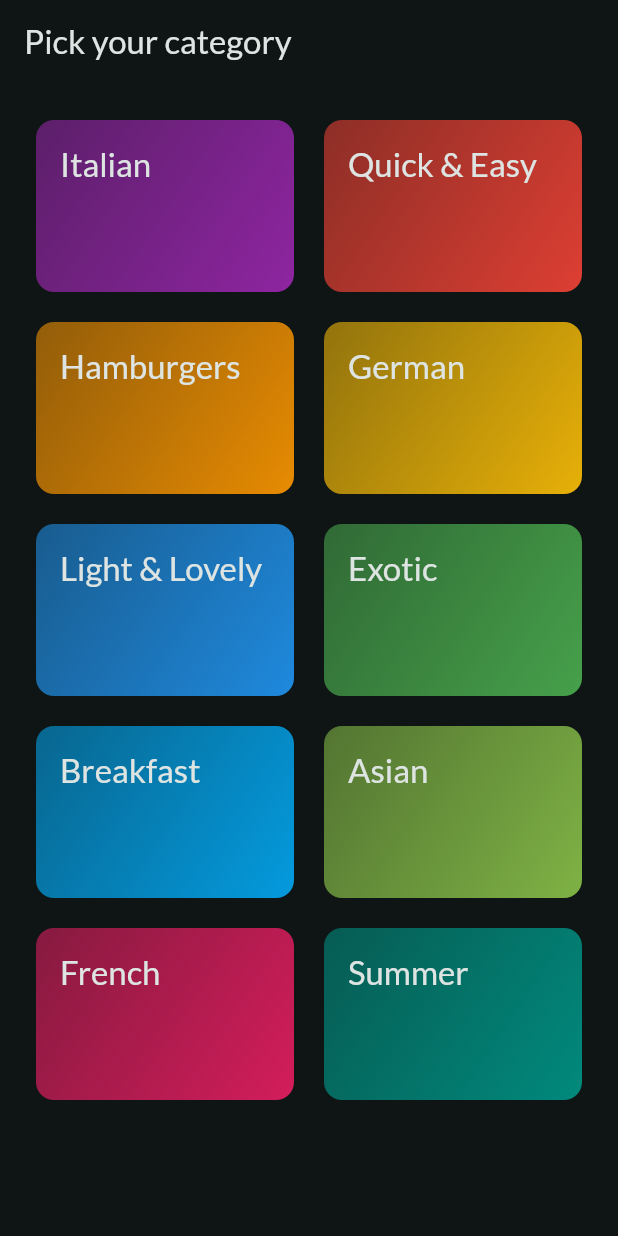
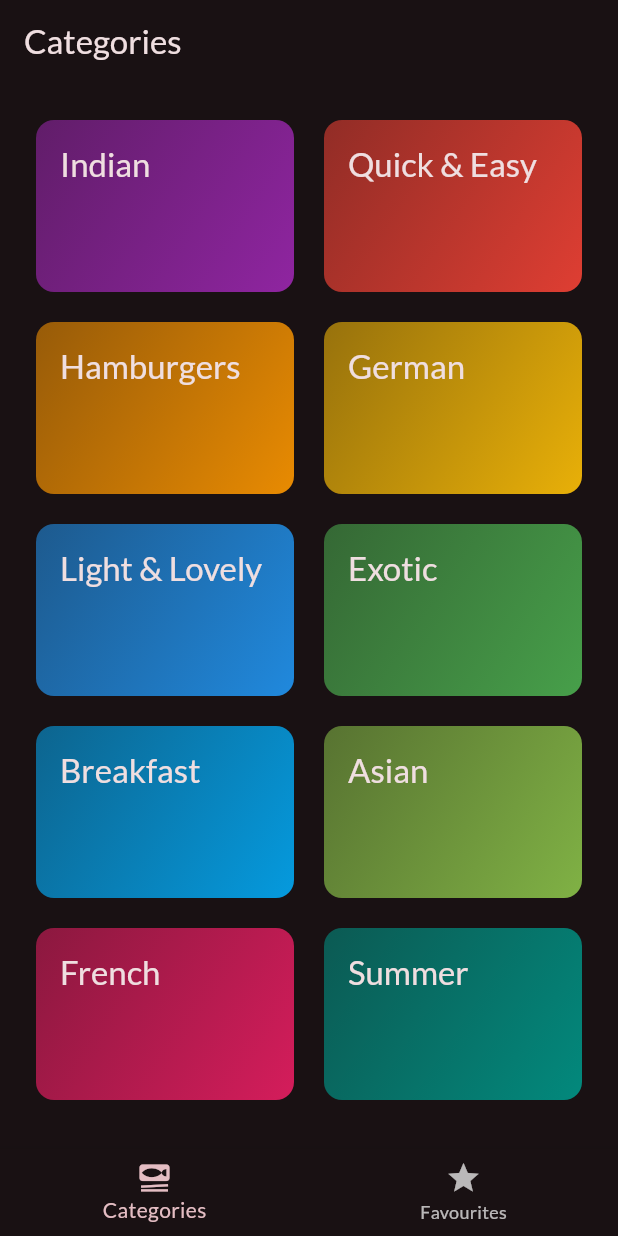
Before and after one commit to PrinceKae/food, a Flutter app: the screen it shows after launch, on a phone screen of 412 x 824 dp. Run offline on Flutter 3.47's test engine with Material 2 defaults, Android fonts, the phone set to English and light mode, and no system bars; our stand-ins replace google_fonts, transparent_image.

Commit message:
worked on a navigation bar tabs.dart and also sorted the logic on titles, moving towards working on how to define favourites for users

```diff
--- a/lib/data/dummy_data.dart
+++ b/lib/data/dummy_data.dart
@@ -8,7 +8,7 @@ import 'package:food/models/meal.dart';
 const availableCategories = [
   Category(
     id: 'c1',
-    title: 'Italian',
+    title: 'Indian',
     color: Colors.purple,
   ),
   Category(
@@ -69,26 +69,27 @@ const dummyMeals = [
     affordability: Affordability.affordable,
     complexity: Complexity.simple,
     imageUrl:
-    'https://www.google.com/url?sa=i&url=https%3A%2F%2Fwww.bbcgoodfood.com%2Frecipes%2Fsatay-sweet-potato-curry&psig=AOvVaw2DuVp167LunAANfYJtcCoq&ust=1713012860801000&source=images&cd=vfe&opi=89978449&ved=0CBIQjRxqFwoTCIiQ87DcvIUDFQAAAAAdAAAAABAE',
+    'https://images.pexels.com/photos/4617522/pexels-photo-4617522.jpeg?auto=compress&cs=tinysrgb&w=1260&h=750&dpr=2',
     duration: 60,
     ingredients: [
       '1 tbsp coconut oil',
       '1 onion, chopped',
       '2 garlic cloves, grated',
       'thumb-sized piece ginger, grated',
-      '3 tbsp Thai red curry paste (check the label to make sure it’s vegetarian/ vegan)',
+      '3 tbsp Thai red curry paste',
       '1 lime, juiced',
       '1 tbsp smooth peanut butter',
       '500g sweet potato, peeled and cut into chunks',
       '400ml can coconut milk',
-      'cooked rice, to serve (optional)',
-      'dry roasted peanuts, to serve (optional)',
     ],
     steps: [
-      'Melt 1 tbsp coconut oil in a saucepan over a medium heat and soften 1 chopped onion for 5 mins. Add 2 grated garlic cloves and a grated thumb-sized piece of ginger, and cook for 1 min until fragrant.',
+      'Melt 1 tbsp coconut oil in a saucepan over a medium heat and soften 1 chopped onion for 5 mins.',
+
+      'Add 2 grated garlic cloves and a grated thumb-sized piece of ginger, and cook for 1 min until fragrant.',
       'Stir in 3 tbsp Thai red curry paste, 1 tbsp smooth peanut butter and 500g sweet potato, peeled and cut into chunks, then add 400ml coconut milk and 200ml water.',
       'Bring to the boil, turn down the heat and simmer, uncovered, for 25-30 mins or until the sweet potato is soft.',
-      'Stir through 200g spinach and the juice of 1 lime, and season well. Serve with cooked rice, and if you want some crunch, sprinkle over a few dry roasted peanuts.',
+      'Stir through 200g spinach and the juice of 1 lime, and season well.',
+          ' Serve with cooked rice, and if you want some crunch, sprinkle over a few dry roasted peanuts.',
 
     ],
     isGlutenFree: true,
@@ -123,9 +124,19 @@ const dummyMeals = [
       '½ small bunch of parsley, finely chopped',
     ],
     steps: [
-      'Heat 2 tbsp of the oil in a pan over a medium heat and fry the onion gently for 10-12 mins. Add the garlic and chilli flakes and cook for 1 min. Tip in the tomatoes and sugar and season to taste. Simmer uncovered for 20 mins or until thickened, then stir through the mascarpone.',
-      'Heat 1 tbsp of oil in a non-stick frying pan. Season the chicken and fry for 5-7 mins or until the chicken is cooked through.',
-      'Heat the oven to 220C/200C fan/gas 7. Cook the penne following pack instructions. Drain and toss with the remaining oil. Tip the pasta into a medium sized ovenproof dish. Stir in the chicken and pour over the sauce. Top with the cheddar, mozzarella and parsley. Bake for 20 mins or until golden brown and bubbling.'
+
+      'Heat 2 tbsp of the oil in a pan over a medium heat',
+      'Fry the onion gently for 10-12 mins. ',
+      'Add the garlic and chilli flakes and cook for 1 min. ',
+      'Heat 1 tbsp of oil in a non-stick frying pan.',
+      'Heat the oven to 220C/200C fan/gas 7. ',
+      'Tip the pasta into a medium sized ovenproof dish.',
+      ' Stir in the chicken and pour over the sauce.',
+      'Top with the cheddar, mozzarella and parsley.',
+      'Bake for 20 mins or until golden brown and bubbling.',
+
+
+
     ],
     isGlutenFree: false,
     isVegan: false,
@@ -190,10 +201,10 @@ const dummyMeals = [
       'Tenderize the veal to about 2–4mm, and salt on both sides.',
       'On a flat plate, stir the eggs briefly with a fork.',
       'Lightly coat the cutlets in flour then dip into the egg, and finally, coat in breadcrumbs.',
-      'Heat the butter and oil in a large pan (allow the fat to get very hot) and fry the schnitzels until golden brown on both sides.',
+      'Heat the butter and oil in a large pan and fry the schnitzels until golden brown on both sides.',
       'Make sure to toss the pan regularly so that the schnitzels are surrounded by oil and the crumbing becomes ‘fluffy’.',
       'Remove, and drain on kitchen paper. Fry the parsley in the remaining oil and drain.',
-      'Place the schnitzels on awarmed plate and serve garnishedwith parsley and slices of lemon.'
+      'Place the schnitzels on a warmed plate and serve garnished with parsley and slices of lemon.',
     ],
     isGlutenFree: false,
     isVegan: false,
--- a/lib/main.dart
+++ b/lib/main.dart
@@ -1,17 +1,14 @@
 
 import 'package:flutter/material.dart';
-import 'package:food/data/dummy_data.dart';
-import 'package:food/screens/meals.dart';
-
+import 'package:food/screens/tabs.dart';
 import 'package:google_fonts/google_fonts.dart';
-import 'package:food/screens/categories.dart';
 
 
 final theme = ThemeData(
   useMaterial3: true,
   colorScheme: ColorScheme.fromSeed(
     brightness: Brightness.dark,
-    seedColor: const Color.fromARGB(255, 78, 222, 210),
+    seedColor: const Color.fromARGB(255, 238, 18, 105),
   ),
   textTheme: GoogleFonts.latoTextTheme(),
 );
@@ -27,7 +24,7 @@ class App extends StatelessWidget {
   Widget build(BuildContext context) {
     return MaterialApp(
       theme: theme,
-      home: const CategoriesScreen(),
+      home: const TabsScreen(),
     );
   }
 }
--- a/lib/screens/categories.dart
+++ b/lib/screens/categories.dart
@@ -1,18 +1,27 @@
 import 'package:flutter/material.dart';
-
 import 'package:food/data/dummy_data.dart';
+import 'package:food/screens/meals.dart';
 import 'package:food/widgets/category_grid_item.dart';
+import 'package:food/models/category.dart';
 
 class CategoriesScreen extends StatelessWidget {
   const CategoriesScreen({super.key});
 
+  void _selectCategory(BuildContext context, Category category){
+    final filteredFood = dummyMeals.where((meal) => meal.categories.contains(category.id)).toList();
+
+
+    Navigator.push(context, MaterialPageRoute(builder: (ctx) => MealsScreen(
+          title: category.title,
+          meals: filteredFood,
+        ),
+      ),
+    );
+  }
+
   @override
   Widget build(BuildContext context) {
-    return Scaffold(
-      appBar: AppBar(
-        title: const Text('Pick your category'),
-      ),
-      body: GridView(
+    return GridView(
         padding: const EdgeInsets.all(24),
         gridDelegate: const SliverGridDelegateWithFixedCrossAxisCount(
           crossAxisCount: 2,
@@ -23,9 +32,10 @@ class CategoriesScreen extends StatelessWidget {
         children: [
           // availableCategories.map((category) => CategoryGridItem(category: category)).toList()
           for (final category in availableCategories)
-            CategoryGridItem(category: category)
+            CategoryGridItem(category: category, onSelectedCategory: (){
+              _selectCategory(context, category);
+            },)
         ],
-      ),
     );
   }
 }
--- /dev/null
+++ b/lib/screens/tabs.dart
@@ -0,0 +1,50 @@
+import 'package:flutter/material.dart';
+import 'package:food/screens/categories.dart';
+import 'package:food/screens/meals.dart';
+
+
+class TabsScreen extends StatefulWidget {
+  const TabsScreen({Key? key}) : super(key: key);
+
+  @override
+  State<TabsScreen> createState() => _TabsScreenState();
+}
+
+class _TabsScreenState extends State<TabsScreen> {
+  int _selectedPageIndex = 0;
+
+  void _selectPage(int index){
+    setState(() {
+      _selectedPageIndex = index;
+    });
+  }
+
+
+  @override
+  Widget build(BuildContext context) {
+    Widget activePage = const CategoriesScreen();
+    var activePageTitle = 'Categories';
+
+    if (_selectedPageIndex == 1){
+      activePage = const MealsScreen(meals: []);
+      activePageTitle = 'Your Favourites';
+    }
+
+
+    return Scaffold(
+      appBar: AppBar(
+        title: Text(activePageTitle),
+      ),
+      body: activePage,
+      bottomNavigationBar: BottomNavigationBar(
+        onTap: _selectPage,
+        currentIndex: _selectedPageIndex,
+        items: const [
+          BottomNavigationBarItem(icon: Icon(Icons.set_meal), label: 'Categories' ),
+          BottomNavigationBarItem(icon: Icon(Icons.star), label: 'Favourites' )
+
+        ],
+      ),
+    );
+  }
+}
--- a/lib/widgets/category_grid_item.dart
+++ b/lib/widgets/category_grid_item.dart
@@ -6,14 +6,16 @@ class CategoryGridItem extends StatelessWidget {
   const CategoryGridItem({
     super.key,
     required this.category,
+    required this.onSelectedCategory,
   });
 
   final Category category;
+  final void Function() onSelectedCategory;
 
   @override
   Widget build(BuildContext context) {
     return InkWell(
-      onTap: () {},
+      onTap: onSelectedCategory,
       splashColor: Theme.of(context).primaryColor,
       borderRadius: BorderRadius.circular(12),
       child: Container(
--- a/pubspec.yaml
+++ b/pubspec.yaml
@@ -36,6 +36,7 @@ dependencies:
   # Use with the CupertinoIcons class for iOS style icons.
   cupertino_icons: ^1.0.2
   google_fonts: ^4.0.3
+  transparent_image: ^2.0.1
 
 dev_dependencies:
   flutter_test:
```
Also changed, not shown: lib/screens/meal_details.dart (added, +65 -0 lines), lib/screens/meals.dart (+22 -4 lines), lib/widgets/meal_item.dart (added, +93 -0 lines), lib/widgets/meal_item_trait.dart (added, +30 -0 lines), pubspec.lock.
